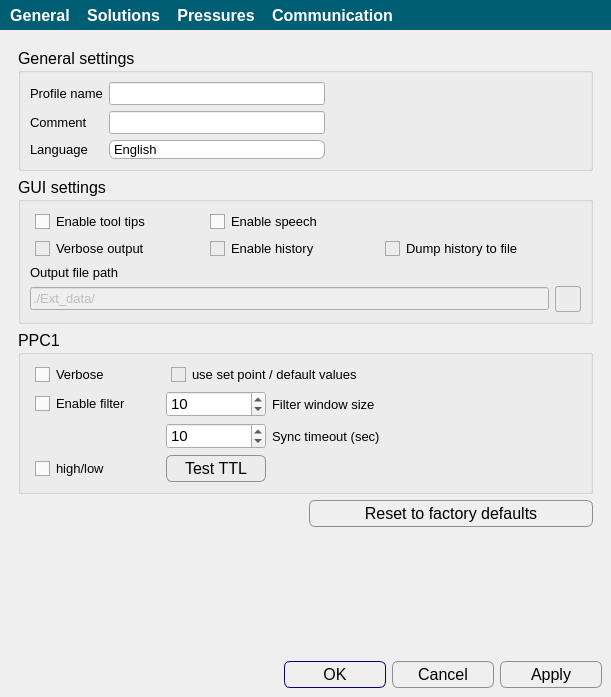
This is apps/Biopen_wizard/tools.ui in bellonemauro/Labonatip2.0 as Qt 5 draws it before an edit. The edited form follows.
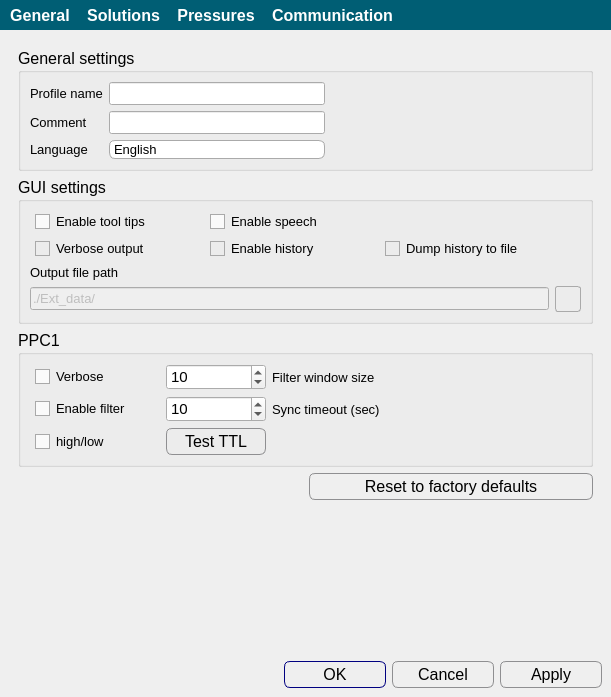
This is the edited form. The open tabs and pages were chosen to show the change. Icons and pictures are not drawn.

```diff
--- a/apps/Biopen_wizard/tools.ui
+++ b/apps/Biopen_wizard/tools.ui
@@ -557,39 +557,6 @@
            <string>PPC1</string>
           </property>
           <layout class="QGridLayout" name="gridLayout_7">
-           <item row="0" column="1" colspan="2">
-            <widget class="QCheckBox" name="checkBox_useSetPoint">
-             <property name="font">
-              <font>
-               <pointsize>10</pointsize>
-              </font>
-             </property>
-             <property name="text">
-              <string>use set point / default values</string>
-             </property>
-             <property name="checked">
-              <bool>true</bool>
-             </property>
-            </widget>
-           </item>
-           <item row="1" column="0">
-            <widget class="QCheckBox" name="checkBox_enablePPC1filter">
-             <property name="maximumSize">
-              <size>
-               <width>130</width>
-               <height>16777215</height>
-              </size>
-             </property>
-             <property name="font">
-              <font>
-               <pointsize>10</pointsize>
-              </font>
-             </property>
-             <property name="text">
-              <string>Enable filter</string>
-             </property>
-            </widget>
-           </item>
            <item row="1" column="1">
             <widget class="QSpinBox" name="spinBox_PPC1filterSize">
              <property name="maximumSize">
@@ -614,18 +581,6 @@
              </property>
             </widget>
            </item>
-           <item row="0" column="0">
-            <widget class="QCheckBox" name="checkBox_enablePPC1verboseOut">
-             <property name="font">
-              <font>
-               <pointsize>10</pointsize>
-              </font>
-             </property>
-             <property name="text">
-              <string>Verbose</string>
-             </property>
-            </widget>
-           </item>
            <item row="2" column="1">
             <widget class="QSpinBox" name="spinBox_PPC1_sync_timeout">
              <property name="maximumSize">
@@ -725,6 +680,36 @@
              </property>
             </widget>
            </item>
+           <item row="2" column="0">
+            <widget class="QCheckBox" name="checkBox_enablePPC1filter">
+             <property name="maximumSize">
+              <size>
+               <width>130</width>
+               <height>16777215</height>
+              </size>
+             </property>
+             <property name="font">
+              <font>
+               <pointsize>10</pointsize>
+              </font>
+             </property>
+             <property name="text">
+              <string>Enable filter</string>
+             </property>
+            </widget>
+           </item>
+           <item row="1" column="0">
+            <widget class="QCheckBox" name="checkBox_enablePPC1verboseOut">
+             <property name="font">
+              <font>
+               <pointsize>10</pointsize>
+              </font>
+             </property>
+             <property name="text">
+              <string>Verbose</string>
+             </property>
+            </widget>
+           </item>
           </layout>
          </widget>
         </item>
```
Left out of the diff: 2 changed lines with no effect on the pictures.
